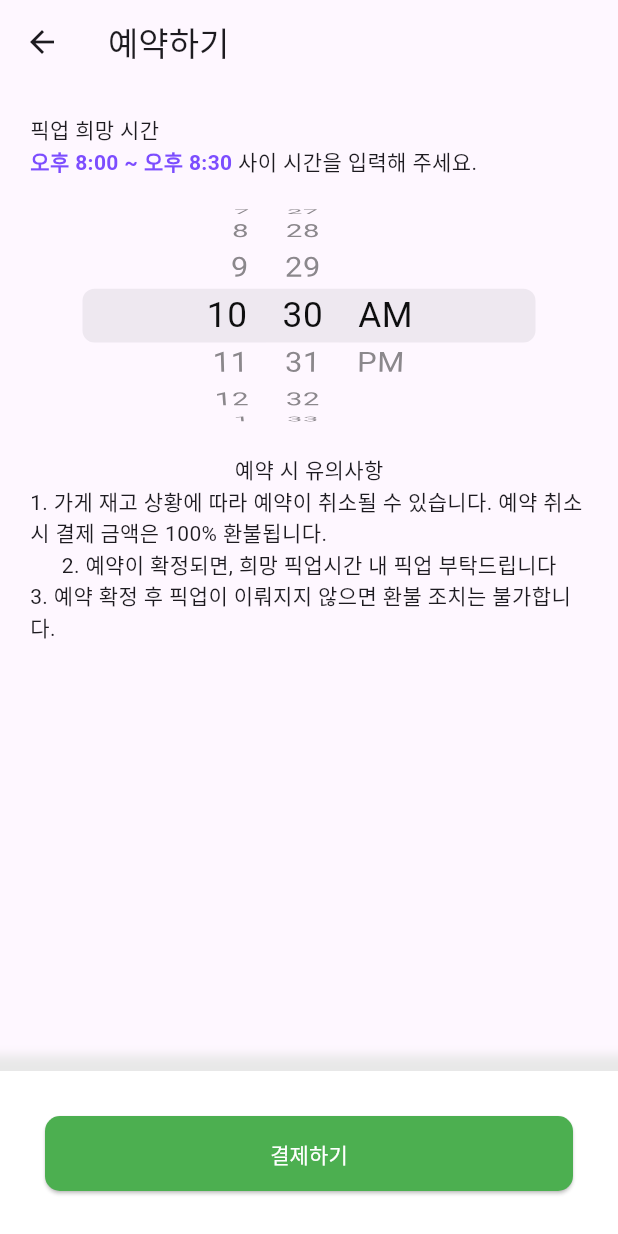
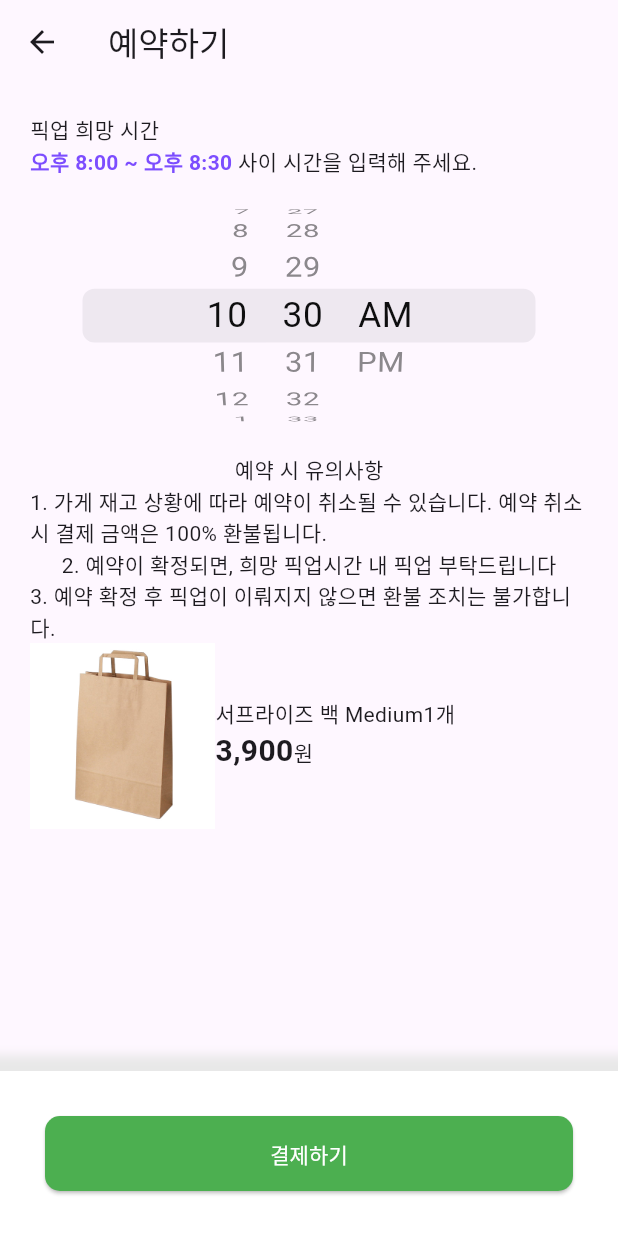
Before and after one commit to backtothefuture-team/backToTheFuture-frontend, a Flutter app: the OrderPages screen opened directly, on a phone screen of 412 x 824 dp. Run offline on Flutter 3.47's test engine with Material 3 defaults, Android fonts, the phone set to English and light mode, and no system bars; our stand-ins replace dio, retrofit; generated files the repository leaves out were written again.

Commit message:
feat: 결제할 상품 목록 생성

```diff
--- /dev/null
+++ b/lib/ui/order/order_list.dart
@@ -0,0 +1,57 @@
+import 'package:flutter/material.dart';
+
+class OrderList extends StatelessWidget {
+  const OrderList({super.key});
+
+  @override
+  Widget build(BuildContext context) {
+    return Row(
+      children: [
+
+        // 상품 이미지
+        _itemImage(context),
+
+        // 상품 정보
+        _itemInfo()
+      ],
+    );
+  }
+
+
+  // 상품 이미지
+  Widget _itemImage(BuildContext context) {
+    return Image.asset(
+      'assets/images/img.png',
+      width: MediaQuery.of(context).size.width * 0.3,
+    );
+  }
+
+
+  // 상품 정보
+  Widget _itemInfo() {
+    return const Column(
+      crossAxisAlignment: CrossAxisAlignment.start,
+      children: [
+        Row(
+          children: [
+            Text('서프라이즈 백 Medium'),
+            Text('1개')
+          ],
+        ),
+
+        Row(
+          children: [
+            Text(
+              '3,900',
+              style: TextStyle(
+                fontSize: 20.0,
+                fontWeight: FontWeight.bold
+              ),
+            ),
+            Text('원'),
+          ],
+        )
+      ],
+    );
+  }
+}
--- a/lib/ui/order/order_pages.dart
+++ b/lib/ui/order/order_pages.dart
@@ -1,6 +1,8 @@
 import 'package:flutter/material.dart';
 import 'package:rest_api_ex/ui/order/pay_button.dart';
 import 'package:rest_api_ex/ui/order/pick_up_time_info.dart';
+
+import 'order_list.dart';
 
 class OrderPages extends StatelessWidget {
   const OrderPages({super.key});
@@ -25,6 +27,9 @@ class OrderPages extends StatelessWidget {
 
             // 예약 시 유의사항
             reservationNotice(),
+
+            // 결제할 상품 목록
+            const OrderList()
           ],
         ),
       ),
```
